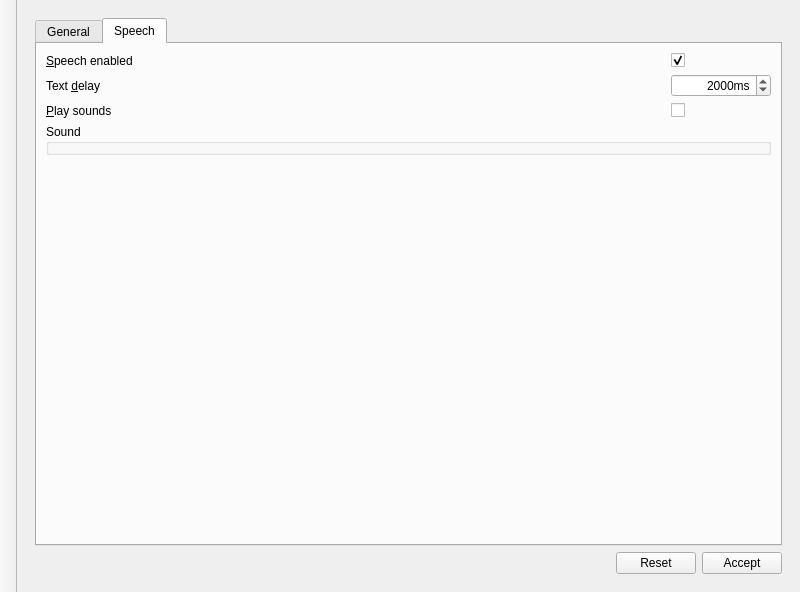
Qt form src/configwindow.ui (myszha/qt-ponies) before a commit.
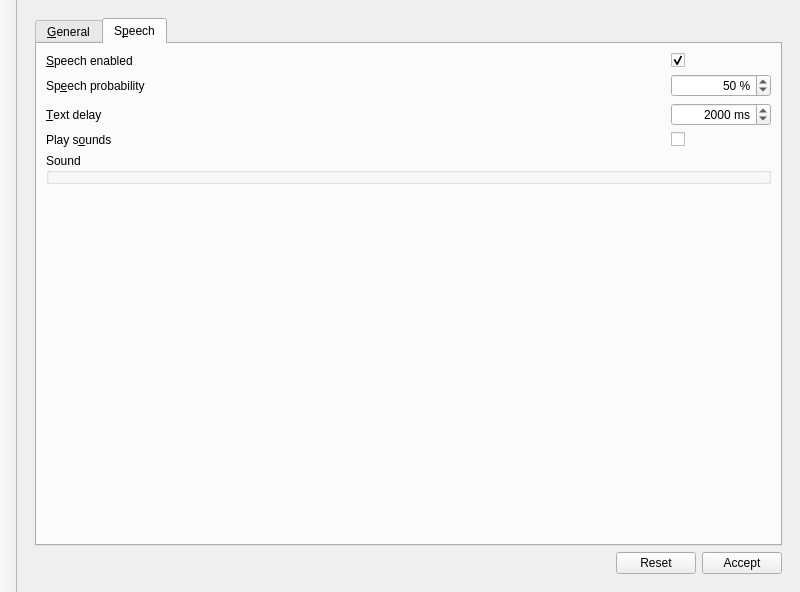
The same form after that commit. The open tabs and pages were chosen to show the change.

```diff
--- a/src/configwindow.ui
+++ b/src/configwindow.ui
@@ -250,7 +250,7 @@
           </property>
           <widget class="QWidget" name="tab">
            <attribute name="title">
-            <string>General</string>
+            <string>&amp;General</string>
            </attribute>
            <layout class="QGridLayout" name="gridLayout_7">
             <item row="1" column="1" colspan="2">
@@ -346,10 +346,10 @@
           </widget>
           <widget class="QWidget" name="tab_2">
            <attribute name="title">
-            <string>Speech</string>
+            <string>S&amp;peech</string>
            </attribute>
            <layout class="QGridLayout" name="gridLayout_8">
-            <item row="1" column="1">
+            <item row="2" column="1">
              <widget class="QSpinBox" name="textdelay">
               <property name="maximumSize">
                <size>
@@ -364,7 +364,7 @@
                <enum>QAbstractSpinBox::UpDownArrows</enum>
               </property>
               <property name="suffix">
-               <string>ms</string>
+               <string> ms</string>
               </property>
               <property name="maximum">
                <number>100000</number>
@@ -377,7 +377,7 @@
               </property>
              </widget>
             </item>
-            <item row="4" column="0" colspan="2">
+            <item row="5" column="0" colspan="2">
              <spacer name="verticalSpacer_5">
               <property name="orientation">
                <enum>Qt::Vertical</enum>
@@ -390,10 +390,10 @@
               </property>
              </spacer>
             </item>
-            <item row="1" column="0">
+            <item row="2" column="0">
              <widget class="QLabel" name="label">
               <property name="text">
-               <string>Text &amp;delay</string>
+               <string>&amp;Text delay</string>
               </property>
               <property name="buddy">
                <cstring>textdelay</cstring>
@@ -426,17 +426,17 @@
               </property>
              </widget>
             </item>
-            <item row="2" column="0">
+            <item row="3" column="0">
              <widget class="QLabel" name="label_4">
               <property name="text">
-               <string>&amp;Play sounds</string>
+               <string>Play s&amp;ounds</string>
               </property>
               <property name="buddy">
                <cstring>playsounds</cstring>
               </property>
              </widget>
             </item>
-            <item row="2" column="1">
+            <item row="3" column="1">
              <widget class="QCheckBox" name="playsounds">
               <property name="layoutDirection">
                <enum>Qt::LeftToRight</enum>
@@ -446,13 +446,42 @@
               </property>
              </widget>
             </item>
-            <item row="3" column="0" colspan="2">
+            <item row="4" column="0" colspan="2">
              <widget class="QGroupBox" name="groupBox">
               <property name="title">
                <string>Sound</string>
               </property>
              </widget>
             </item>
+            <item row="1" column="0">
+             <widget class="QLabel" name="label_8">
+              <property name="toolTip">
+               <string>How frequently ponies speak</string>
+              </property>
+              <property name="text">
+               <string>Sp&amp;eech probability</string>
+              </property>
+              <property name="buddy">
+               <cstring>speechprobability</cstring>
+              </property>
+             </widget>
+            </item>
+            <item row="1" column="1">
+             <widget class="QSpinBox" name="speechprobability">
+              <property name="alignment">
+               <set>Qt::AlignRight|Qt::AlignTrailing|Qt::AlignVCenter</set>
+              </property>
+              <property name="suffix">
+               <string> %</string>
+              </property>
+              <property name="maximum">
+               <number>100</number>
+              </property>
+              <property name="value">
+               <number>50</number>
+              </property>
+             </widget>
+            </item>
            </layout>
           </widget>
          </widget>
```
Left out of the diff: 93 changed lines with no effect on the pictures.
